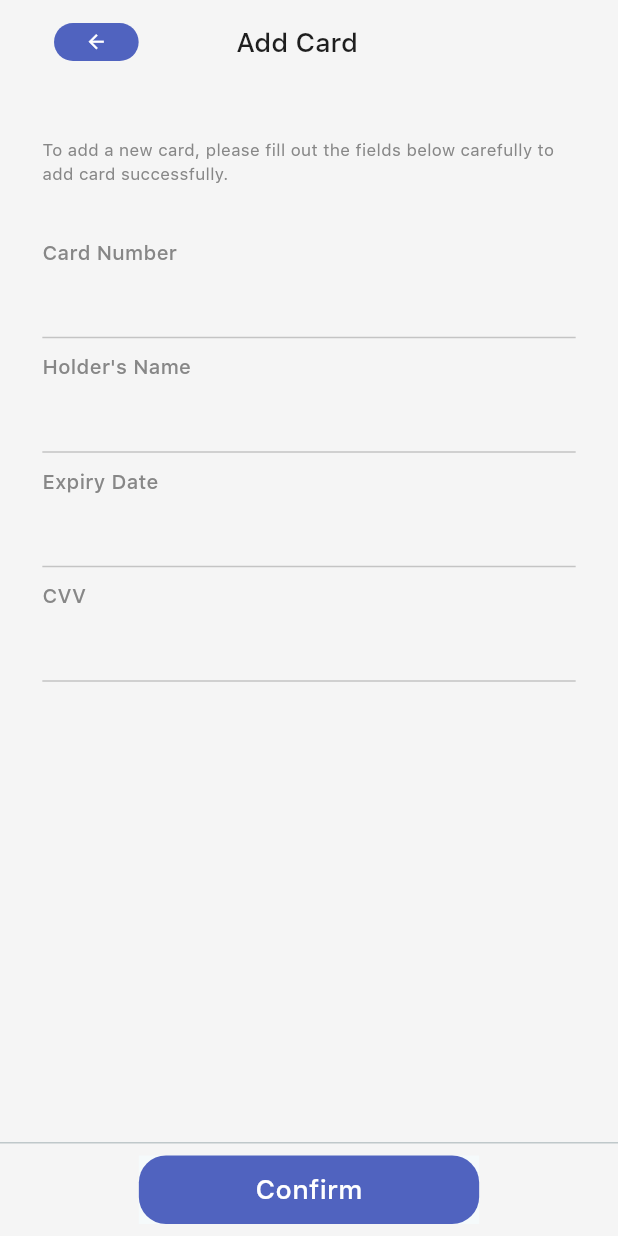
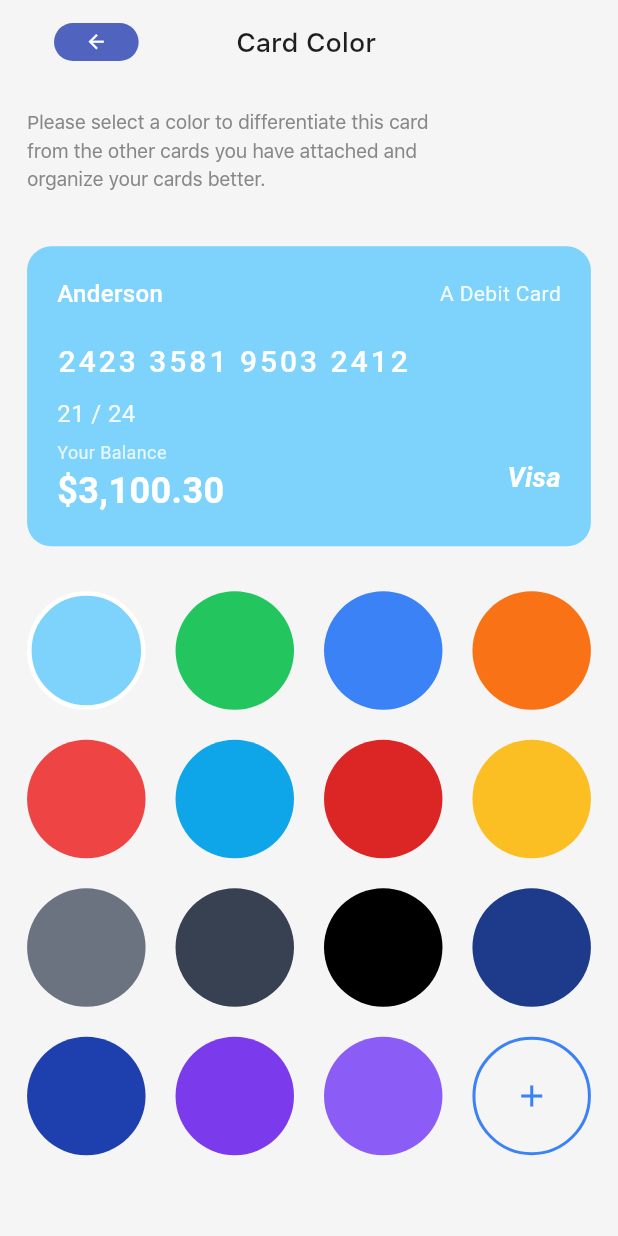
Before and after one commit to troykmf/transferme, a Flutter app: the AddCardPage screen opened directly with empty values, after a tap on "Confirm", on a phone screen of 412 x 824 dp. Run offline on Flutter 3.47's test engine with Material 3 defaults, Android fonts, the phone set to English and light mode, and no system bars; our stand-ins replace cloud_firestore, firebase_auth, firebase_core, firebase_storage, flutter_animate, flutter_riverpod and 6 more; missing offline and left inert: local_auth_android, local_auth_darwin; accounts and stored records are empty; Roboto replaces fonts that are missing (Sans Francisco); project files that could hold a hidden picture were left out.

Commit message:
add card color page implemented

```diff
--- /dev/null
+++ b/lib/features/wallet/presentation/add_card_color_page.dart
@@ -0,0 +1,399 @@
+import 'package:flutter/material.dart';
+import 'package:gap/gap.dart';
+import 'package:transferme/core/custom/custom_app_bar.dart';
+import 'package:transferme/core/custom/custom_responsive_widgets.dart';
+import 'package:transferme/core/util/app_color.dart';
+import 'package:transferme/core/util/app_style.dart';
+
+class AddCardColorPage extends StatefulWidget {
+  const AddCardColorPage({super.key});
+
+  @override
+  State<AddCardColorPage> createState() => _AddCardColorPageState();
+}
+
+class _AddCardColorPageState extends State<AddCardColorPage> {
+  @override
+  Widget build(BuildContext context) {
+    int selectedColorIndex = 0; // Default to light blue (first color)
+    return Scaffold(
+      appBar: CustomAppBar(appBarTitle: 'Card Color'),
+      body: SafeArea(
+        child: ResponsivePadding(
+          horizontal: 16,
+          vertical: 16,
+          child: Column(
+            crossAxisAlignment: CrossAxisAlignment.start,
+            children: [
+              Text(
+                'Please select a color to differentiate this card \nfrom the other cards you have attached and \norganize your cards better.',
+                style: smallText(11.5, AppColor.textLightGreyColor, -.2),
+                textAlign: TextAlign.start,
+              ),
+              Gap(35),
+              // Add your color selection widgets here
+              // For example, you can use a GridView to display color options
+              cardDesignWidget(selectedColorIndex),
+              Gap(30),
+              colorSelectionGrid(selectedColorIndex),
+            ],
+          ),
+        ),
+      ),
+    );
+  }
+
+  Widget cardDesignWidget(int selectedColorIndex) {
+    return // Card preview
+    Container(
+      width: double.infinity,
+      height: 200,
+      decoration: BoxDecoration(
+        color: cardColors[selectedColorIndex],
+        borderRadius: BorderRadius.circular(16),
+      ),
+      child: Padding(
+        padding: EdgeInsets.all(20),
+        child: Column(
+          crossAxisAlignment: CrossAxisAlignment.start,
+          children: [
+            Row(
+              mainAxisAlignment: MainAxisAlignment.spaceBetween,
+              children: [
+                Text(
+                  'Anderson',
+                  style: TextStyle(
+                    color: Colors.white,
+                    fontSize: 16,
+                    fontWeight: FontWeight.w500,
+                  ),
+                ),
+                Text(
+                  'A Debit Card',
+                  style: TextStyle(
+                    color: Colors.white.withOpacity(0.9),
+                    fontSize: 14,
+                  ),
+                ),
+              ],
+            ),
+
+            SizedBox(height: 20),
+
+            Text(
+              '2423 3581 9503 2412',
+              style: TextStyle(
+                color: Colors.white,
+                fontSize: 20,
+                fontWeight: FontWeight.w500,
+                letterSpacing: 2,
+              ),
+            ),
+
+            SizedBox(height: 8),
+
+            Text(
+              '21 / 24',
+              style: TextStyle(
+                color: Colors.white.withOpacity(0.9),
+                fontSize: 16,
+              ),
+            ),
+
+            Spacer(),
+
+            Row(
+              mainAxisAlignment: MainAxisAlignment.spaceBetween,
+              children: [
+                Column(
+                  crossAxisAlignment: CrossAxisAlignment.start,
+                  children: [
+                    Text(
+                      'Your Balance',
+                      style: TextStyle(
+                        color: Colors.white.withOpacity(0.8),
+                        fontSize: 12,
+                      ),
+                    ),
+                    Text(
+                      '\$3,100.30',
+                      style: TextStyle(
+                        color: Colors.white,
+                        fontSize: 24,
+                        fontWeight: FontWeight.bold,
+                      ),
+                    ),
+                  ],
+                ),
+                Text(
+                  'Visa',
+                  style: TextStyle(
+                    color: Colors.white,
+                    fontSize: 18,
+                    fontWeight: FontWeight.bold,
+                    fontStyle: FontStyle.italic,
+                  ),
+                ),
+              ],
+            ),
+          ],
+        ),
+      ),
+    );
+  }
+
+  Widget colorSelectionGrid(int selectedColorIndex) {
+    return // Color selection grid
+    GridView.builder(
+      shrinkWrap: true,
+      physics: NeverScrollableScrollPhysics(),
+      gridDelegate: SliverGridDelegateWithFixedCrossAxisCount(
+        crossAxisCount: 4,
+        mainAxisSpacing: 20,
+        crossAxisSpacing: 20,
+        childAspectRatio: 1,
+      ),
+      itemCount: cardColors.length + 1, // +1 for the add button
+      itemBuilder: (context, index) {
+        if (index == cardColors.length) {
+          // Add button
+          return GestureDetector(
+            onTap: () {
+              // Handle add new color
+            },
+            child: Container(
+              height: 44,
+              width: 44,
+              decoration: BoxDecoration(
+                color: Colors.transparent,
+                shape: BoxShape.circle,
+                border: Border.all(color: Color(0xFF3B82F6), width: 2),
+              ),
+              child: Icon(Icons.add, color: Color(0xFF3B82F6), size: 24),
+            ),
+          );
+        }
+
+        return GestureDetector(
+          // onTap: onTap,
+          onTap: () {
+            setState(() {
+              selectedColorIndex = index;
+            });
+          },
+          child: Container(
+            decoration: BoxDecoration(
+              color: cardColors[index],
+              shape: BoxShape.circle,
+              border: selectedColorIndex == index
+                  ? Border.all(color: Colors.white, width: 3)
+                  : null,
+            ),
+          ),
+        );
+      },
+    );
+  }
+}
+
+// class CardColorScreen extends StatefulWidget {
+//   @override
+//   _CardColorScreenState createState() => _CardColorScreenState();
+// }
+
+// class _CardColorScreenState extends State<CardColorScreen> {
+//   int selectedColorIndex = 0; // Default to light blue (first color)
+
+//   @override
+//   Widget build(BuildContext context) {
+//     return Scaffold(
+//       backgroundColor: Color(0xFF2D2D2D),
+//       body: SafeArea(
+//         child: Column(
+//           children: [
+//             // Header
+//             Container(
+//               padding: EdgeInsets.symmetric(horizontal: 16, vertical: 12),
+//               child: Row(
+//                 children: [
+//                   Container(
+//                     width: 40,
+//                     height: 40,
+//                     decoration: BoxDecoration(
+//                       color: Color(0xFF5B6BCF),
+//                       borderRadius: BorderRadius.circular(20),
+//                     ),
+//                     child: Icon(
+//                       Icons.arrow_back,
+//                       color: Colors.white,
+//                       size: 20,
+//                     ),
+//                   ),
+//                   SizedBox(width: 16),
+//                   Text(
+//                     'Card Color',
+//                     style: TextStyle(
+//                       color: Colors.white,
+//                       fontSize: 24,
+//                       fontWeight: FontWeight.w600,
+//                     ),
+//                   ),
+//                 ],
+//               ),
+//             ),
+
+//             SizedBox(height: 20),
+
+//             // Description text
+//             Padding(
+//               padding: EdgeInsets.symmetric(horizontal: 24),
+//               child: Text(
+//                 'Please, select a color to differentiat this card from other cards you have attached and organize your cards better.',
+//                 style: TextStyle(
+//                   color: Color(0xFF9CA3AF),
+//                   fontSize: 16,
+//                   height: 1.4,
+//                 ),
+//               ),
+//             ),
+
+//             SizedBox(height: 40),
+
+//             SizedBox(height: 50),
+
+//             // Color selection grid
+//             Padding(
+//               padding: EdgeInsets.symmetric(horizontal: 24),
+//               child: GridView.builder(
+//                 shrinkWrap: true,
+//                 physics: NeverScrollableScrollPhysics(),
+//                 gridDelegate: SliverGridDelegateWithFixedCrossAxisCount(
+//                   crossAxisCount: 4,
+//                   mainAxisSpacing: 20,
+//                   crossAxisSpacing: 20,
+//                 ),
+//                 itemCount: cardColors.length + 1, // +1 for the add button
+//                 itemBuilder: (context, index) {
+//                   if (index == cardColors.length) {
+//                     // Add button
+//                     return GestureDetector(
+//                       onTap: () {
+//                         // Handle add new color
+//                       },
+//                       child: Container(
+//                         decoration: BoxDecoration(
+//                           color: Colors.transparent,
+//                           shape: BoxShape.circle,
+//                           border: Border.all(
+//                             color: Color(0xFF3B82F6),
+//                             width: 2,
+//                           ),
+//                         ),
+//                         child: Icon(
+//                           Icons.add,
+//                           color: Color(0xFF3B82F6),
+//                           size: 24,
+//                         ),
+//                       ),
+//                     );
+//                   }
+
+//                   return GestureDetector(
+//                     onTap: () {
+//                       setState(() {
+//                         selectedColorIndex = index;
+//                       });
+//                     },
+//                     child: Container(
+//                       decoration: BoxDecoration(
+//                         color: cardColors[index],
+//                         shape: BoxShape.circle,
+//                         border: selectedColorIndex == index
+//                             ? Border.all(
+//                                 color: Colors.white,
+//                                 width: 3,
+//                               )
+//                             : null,
+//                       ),
+//                     ),
+//                   );
+//                 },
+//               ),
+//             ),
+
+//             Spacer(),
+
+//             // Confirm button
+//             Padding(
+//               padding: EdgeInsets.all(24),
+//               child: Container(
+//                 width: double.infinity,
+//                 height: 56,
+//                 child: ElevatedButton(
+//                   onPressed: () {
+//                     // Handle confirm
+//                     ScaffoldMessenger.of(context).showSnackBar(
+//                       SnackBar(
+//                         content: Text('Color confirmed!'),
+//                         backgroundColor: cardColors[selectedColorIndex],
+//                       ),
+//                     );
+//                   },
+//                   style: ElevatedButton.styleFrom(
+//                     backgroundColor: Color(0xFF5B6BCF),
+//                     foregroundColor: Colors.white,
+//                     elevation: 0,
+//                     shape: RoundedRectangleBorder(
+//                       borderRadius: BorderRadius.circular(28),
+//                     ),
+//                   ),
+//                   child: Text(
+//                     'Confirm',
+//                     style: TextStyle(
+//                       fontSize: 18,
+//                       fontWeight: FontWeight.w600,
+//                     ),
+//                   ),
+//                 ),
+//               ),
+//             ),
+//           ],
+//         ),
+//       ),
+//     );
+//   }
+// }
+
+// // Main app wrapper
+// class MyApp extends StatelessWidget {
+//   @override
+//   Widget build(BuildContext context) {
+//     return MaterialApp(
+//       title: 'Card Color Selection',
+//       theme: ThemeData(
+//         primarySwatch: Colors.blue,
+//         visualDensity: VisualDensity.adaptivePlatformDensity,
+//       ),
+//       home: CardColorScreen(),
+//       debugShowCheckedModeBanner: false,
+//     );
+//   }
+// }
+
+final List<Color> cardColors = [
+  Color(0xFF7DD3FC), // Light blue (default)
+  Color(0xFF22C55E), // Green
+  Color(0xFF3B82F6), // Blue
+  Color(0xFFF97316), // Orange
+  Color(0xFFEF4444), // Red-orange
+  Color(0xFF0EA5E9), // Sky blue
+  Color(0xFFDC2626), // Red
+  Color(0xFFFBBF24), // Yellow
+  Color(0xFF6B7280), // Gray
+  Color(0xFF374151), // Dark gray
+  Color(0xFF000000), // Black
+  Color(0xFF1E3A8A), // Navy blue
+  Color(0xFF1E40AF), // Dark blue
+  Color(0xFF7C3AED), // Purple
+  Color(0xFF8B5CF6), // Light purple
+];
--- a/lib/features/wallet/presentation/add_card_page.dart
+++ b/lib/features/wallet/presentation/add_card_page.dart
@@ -7,6 +7,7 @@ import 'package:transferme/core/custom/custom_responsive_widgets.dart';
 import 'package:transferme/core/custom/custom_textfield.dart';
 import 'package:transferme/core/util/app_color.dart';
 import 'package:transferme/core/util/app_style.dart';
+import 'package:transferme/features/wallet/presentation/add_card_color_page.dart';
 import 'package:transferme/features/wallet/presentation/wallets_page.dart';
 
 class AddCardPage extends StatelessWidget {
@@ -29,7 +30,15 @@ class AddCardPage extends StatelessWidget {
       resizeToAvoidBottomInset: true,
       persistentFooterAlignment: AlignmentDirectional.center,
       persistentFooterButtons: [
-        CustomButton(onTap: () {}, width: 201, buttonTitle: 'Confirm'),
+        CustomButton(
+          onTap: () {
+            Navigator.of(
+              context,
+            ).push(MaterialPageRoute(builder: (context) => AddCardColorPage()));
+          },
+          width: 201,
+          buttonTitle: 'Confirm',
+        ),
       ],
       appBar: CustomAppBar(appBarTitle: 'Add Card'),
       body: SafeArea(
```
